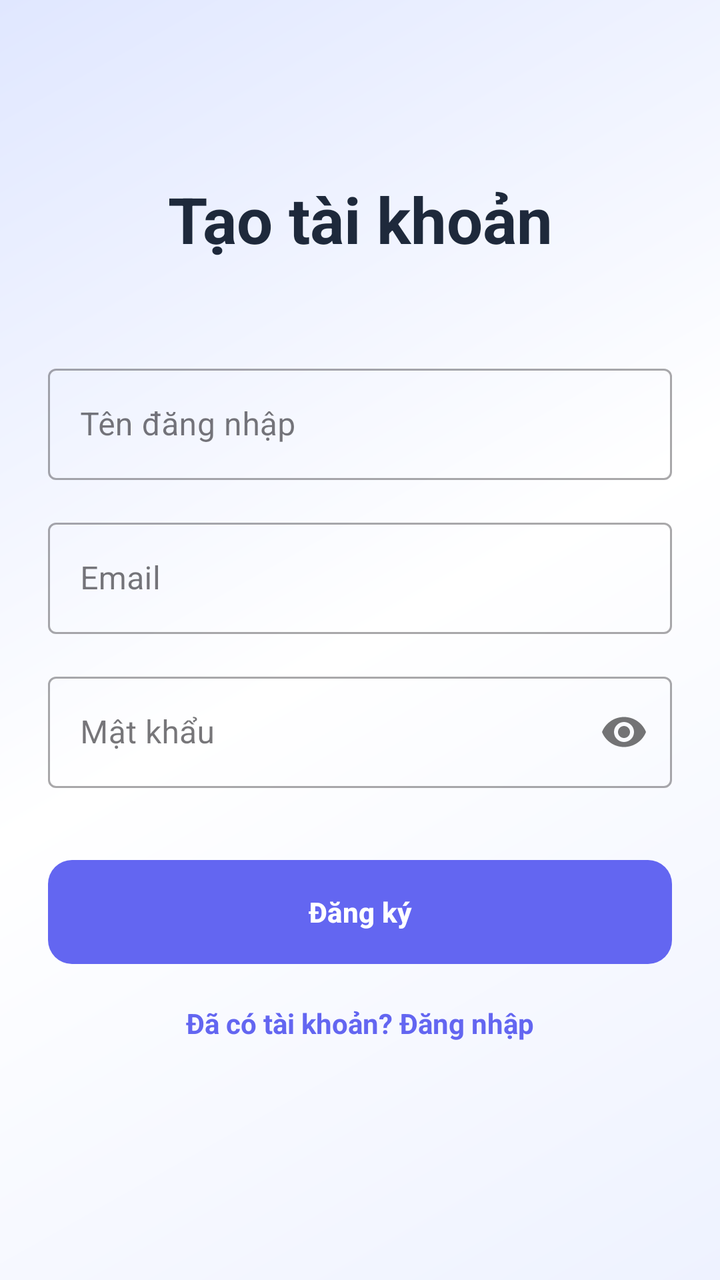
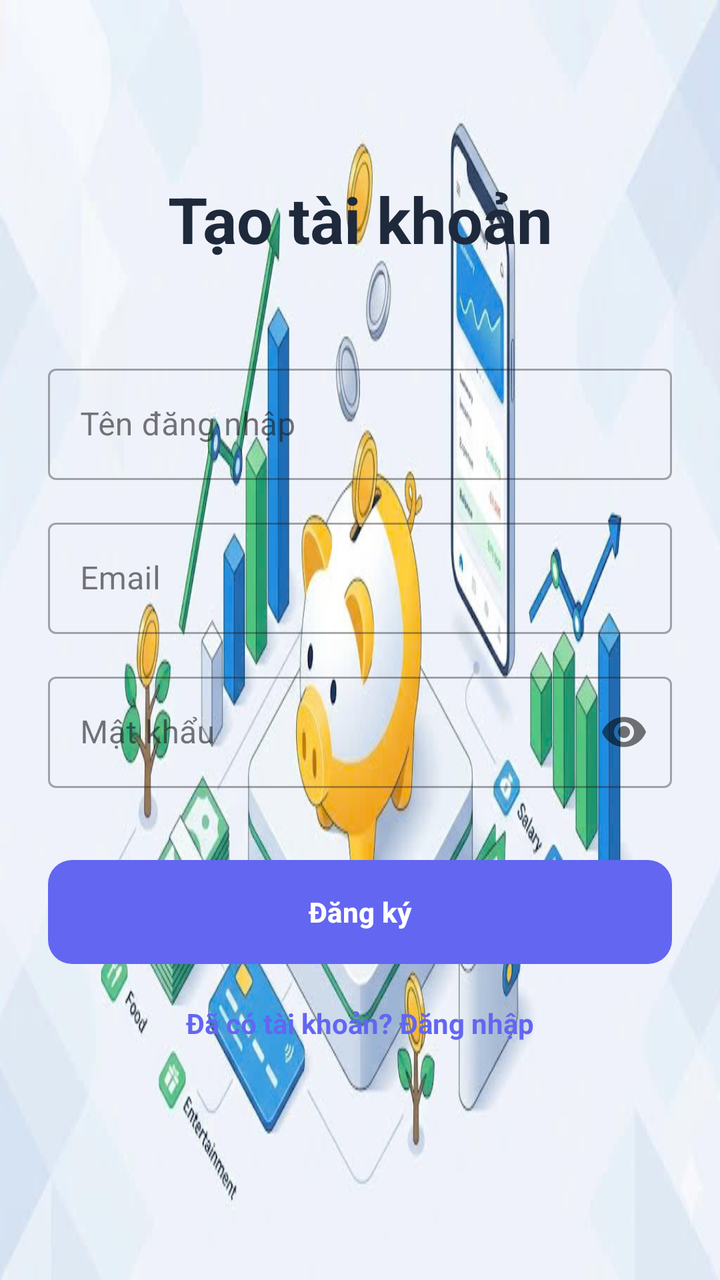

The first picture is an Android layout as it rendered before a commit; the second is the same layout after the commit. The layout source and the unified diff follow.
<!-- AndroidManifest.xml: application theme Theme.Personalfinancemanager -->
<!-- res/layout/activity_register.xml -->
<?xml version="1.0" encoding="utf-8"?>
<androidx.constraintlayout.widget.ConstraintLayout xmlns:android="http://schemas.android.com/apk/res/android"
    xmlns:app="http://schemas.android.com/apk/res-auto"
    android:layout_width="match_parent"
    android:layout_height="match_parent"
    android:padding="24dp"
    android:background="@drawable/bg_app_main">

    <TextView
        android:id="@+id/tvTitle"
        android:layout_width="wrap_content"
        android:layout_height="wrap_content"
        android:text="@string/create_account"
        android:textSize="32sp"
        android:textStyle="bold"
        android:textColor="@color/textColorPrimary"
        app:layout_constraintTop_toTopOf="parent"
        app:layout_constraintStart_toStartOf="parent"
        app:layout_constraintEnd_toEndOf="parent"
        android:layout_marginTop="64dp" />

    <com.google.android.material.textfield.TextInputLayout
        android:id="@+id/tilUsername"
        android:layout_width="match_parent"
        android:layout_height="wrap_content"
        android:hint="@string/username"
        style="@style/Widget.MaterialComponents.TextInputLayout.OutlinedBox"
        app:layout_constraintTop_toBottomOf="@id/tvTitle"
        android:layout_marginTop="48dp">

        <com.google.android.material.textfield.TextInputEditText
            android:id="@+id/etUsername"
            android:layout_width="match_parent"
            android:layout_height="wrap_content"
            android:inputType="textPersonName"
            android:textColor="@color/textColorPrimary" />
    </com.google.android.material.textfield.TextInputLayout>

    <com.google.android.material.textfield.TextInputLayout
        android:id="@+id/tilEmail"
        android:layout_width="match_parent"
        android:layout_height="wrap_content"
        android:hint="@string/email"
        style="@style/Widget.MaterialComponents.TextInputLayout.OutlinedBox"
        app:layout_constraintTop_toBottomOf="@id/tilUsername"
        android:layout_marginTop="16dp">

        <com.google.android.material.textfield.TextInputEditText
            android:id="@+id/etEmail"
            android:layout_width="match_parent"
            android:layout_height="wrap_content"
            android:inputType="textEmailAddress"
            android:textColor="@color/textColorPrimary" />
    </com.google.android.material.textfield.TextInputLayout>

    <com.google.android.material.textfield.TextInputLayout
        android:id="@+id/tilPassword"
        android:layout_width="match_parent"
        android:layout_height="wrap_content"
        android:hint="@string/password"
        style="@style/Widget.MaterialComponents.TextInputLayout.OutlinedBox"
        app:passwordToggleEnabled="true"
        app:layout_constraintTop_toBottomOf="@id/tilEmail"
        android:layout_marginTop="16dp">

        <com.google.android.material.textfield.TextInputEditText
            android:id="@+id/etPassword"
            android:layout_width="match_parent"
            android:layout_height="wrap_content"
            android:inputType="textPassword"
            android:textColor="@color/textColorPrimary" />
    </com.google.android.material.textfield.TextInputLayout>

    <Button
        android:id="@+id/btnRegister"
        android:layout_width="match_parent"
        android:layout_height="60dp"
        android:text="@string/register"
        android:textStyle="bold"
        app:cornerRadius="12dp"
        app:layout_constraintTop_toBottomOf="@id/tilPassword"
        android:layout_marginTop="32dp" />

    <TextView
        android:id="@+id/tvGoToLogin"
        android:layout_width="wrap_content"
        android:layout_height="wrap_content"
        android:text="@string/already_have_account"
        android:textColor="@color/primary"
        android:textStyle="bold"
        app:layout_constraintTop_toBottomOf="@id/btnRegister"
        app:layout_constraintStart_toStartOf="parent"
        app:layout_constraintEnd_toEndOf="parent"
        android:layout_marginTop="16dp" />

    <ProgressBar
        android:id="@+id/progressBar"
        android:layout_width="wrap_content"
        android:layout_height="wrap_content"
        android:visibility="gone"
        app:layout_constraintTop_toTopOf="parent"
        app:layout_constraintBottom_toBottomOf="parent"
        app:layout_constraintStart_toStartOf="parent"
        app:layout_constraintEnd_toEndOf="parent" />

</androidx.constraintlayout.widget.ConstraintLayout>
<!-- resources referenced by this layout -->
<resources>
  <color name="primary">#6366F1</color>
  <color name="textColorPrimary">#1E293B</color>
  <!-- drawable bg_app_main: jpg bitmap (drawable, 96445 bytes) -->
  <string name="already_have_account">Đã có tài khoản? Đăng nhập</string>
  <string name="create_account">Tạo tài khoản</string>
  <string name="email">Email</string>
  <string name="password">Mật khẩu</string>
  <string name="register">Đăng ký</string>
  <string name="username">Tên đăng nhập</string>
  <style name="Theme.Personalfinancemanager" parent="Base.Theme.Personalfinancemanager" />
  <style name="Base.Theme.Personalfinancemanager" parent="Theme.Material3.DayNight.NoActionBar">
          
          <item name="colorPrimary">@color/primary</item>
          <item name="colorPrimaryDark">@color/primary_dark</item>
          <item name="colorAccent">@color/accent</item>
  
          
          <item name="android:windowBackground">@drawable/bg_app_main</item>
  
          <item name="android:textColorPrimary">@color/textColorPrimary</item>
          <item name="android:textColorSecondary">@color/textColorSecondary</item>
      </style>
  <color name="primary_dark">#4F46E5</color>
  <color name="accent">#F43F5E</color>
  <color name="textColorSecondary">#64748B</color>
</resources>

<!-- the commit's change to res/layout/activity_register.xml (unified diff, before → after) -->
@@ -4,7 +4,7 @@
     android:layout_width="match_parent"
     android:layout_height="match_parent"
     android:padding="24dp"
-    android:background="@drawable/bg_app_main">
+    android:background="@drawable/bg_app_main_image">
 
     <TextView
         android:id="@+id/tvTitle"
<!-- resource entries referenced after the edit -->
@@ -2,7 +2,7 @@
 <resources>
   <color name="primary">#6366F1</color>
   <color name="textColorPrimary">#1E293B</color>
-  <!-- drawable bg_app_main: jpg bitmap (drawable, 96445 bytes) -->
+  <!-- drawable bg_app_main_image: jpg bitmap (drawable, 96445 bytes) -->
   <string name="already_have_account">Đã có tài khoản? Đăng nhập</string>
   <string name="create_account">Tạo tài khoản</string>
   <string name="email">Email</string>
@@ -17,7 +17,7 @@
           <item name="colorAccent">@color/accent</item>
   
           
-          <item name="android:windowBackground">@drawable/bg_app_main</item>
+          <item name="android:windowBackground">@drawable/bg_app_main_image</item>
   
           <item name="android:textColorPrimary">@color/textColorPrimary</item>
           <item name="android:textColorSecondary">@color/textColorSecondary</item>
